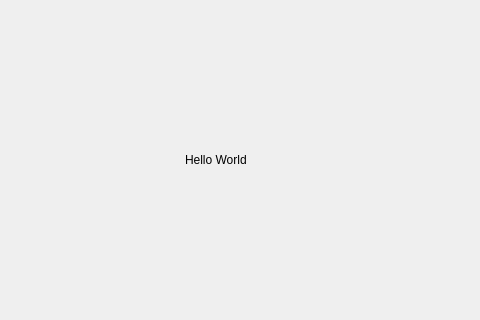
Above: FarmingSystemManager/mainwindow.ui from ryan-ghosh/FarmerSystemManager before the change; both pictures show x 125 to 605 and y 103 to 423 of the 800 by 600 pixel window. Below: the same form after it.
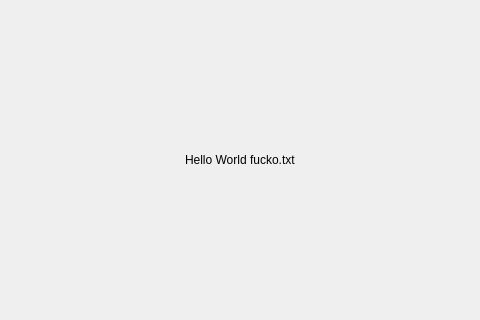
That is the form after the change.

Patch:
```diff
--- a/FarmingSystemManager/mainwindow.ui
+++ b/FarmingSystemManager/mainwindow.ui
@@ -24,7 +24,7 @@
      </rect>
     </property>
     <property name="text">
-     <string>Hello World</string>
+     <string>Hello World fucko.txt</string>
     </property>
    </widget>
   </widget>
```
